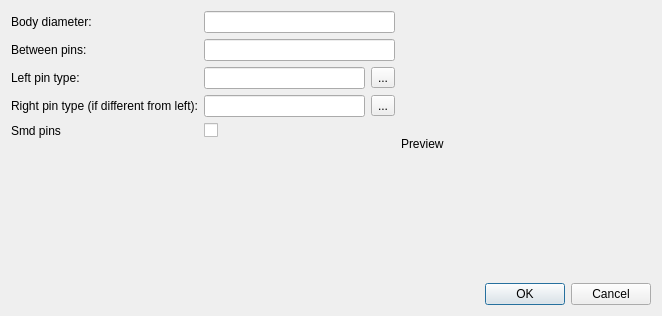
The window that src/master/SdDMasterPartDoubleRound.ui (usiksan/SaliCAD) describes before a commit, drawn with Qt 5.
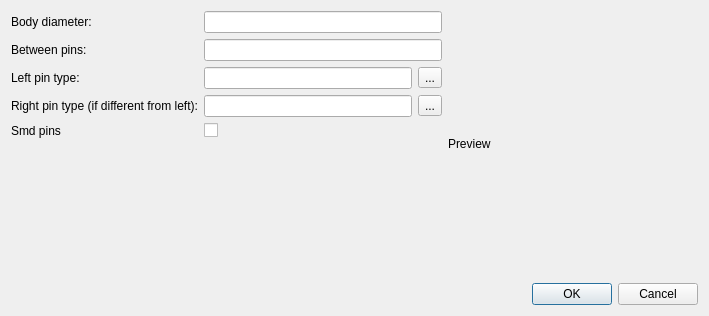
The same window after the commit.

Patch:
```diff
--- a/src/master/SdDMasterPartDoubleRound.ui
+++ b/src/master/SdDMasterPartDoubleRound.ui
@@ -6,7 +6,7 @@
    <rect>
     <x>0</x>
     <y>0</y>
-    <width>662</width>
+    <width>709</width>
     <height>316</height>
    </rect>
   </property>
```
Left out of the diff: 5 changed lines with no effect on the pictures.
